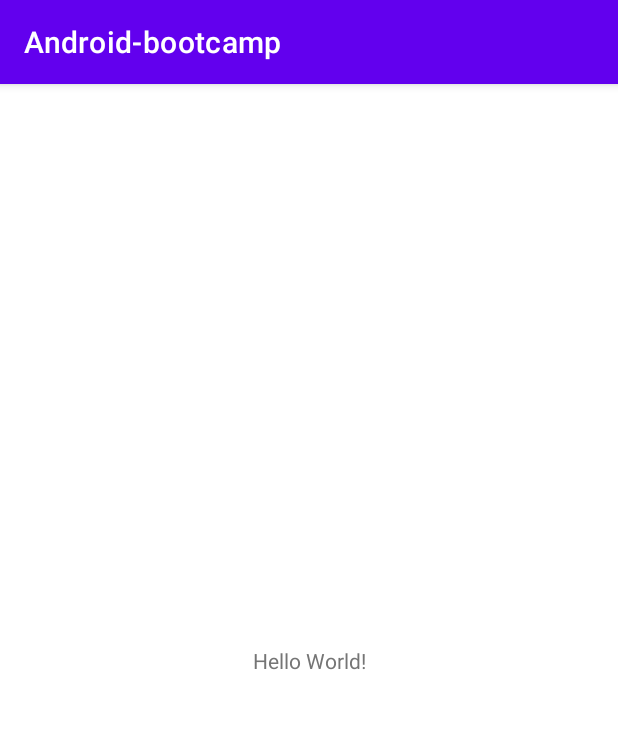
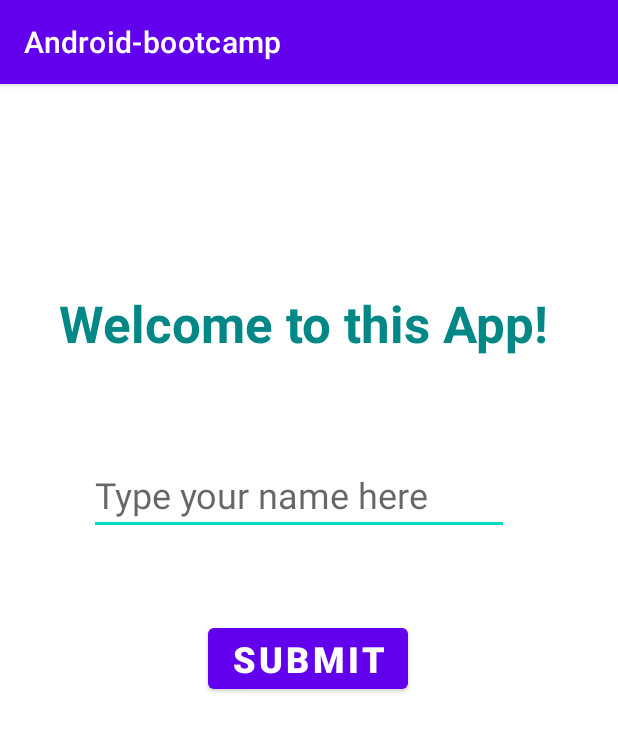
Before and after one commit to alejo128/AndroidBootcamp, an Android app: the screen it shows after launch (MainActivity), on a phone screen of 412 x 824 dp. Shown: the top 731 px of the screen. Run offline under Robolectric (Android 15) with nearby library versions, the phone set to English and light mode, and no system bars.

Commit message:
agregadas activities 1 y 2

```diff
--- a/semana3-AndroidStudio/app/src/main/AndroidManifest.xml
+++ b/semana3-AndroidStudio/app/src/main/AndroidManifest.xml
@@ -9,6 +9,9 @@
         android:roundIcon="@mipmap/ic_launcher_round"
         android:supportsRtl="true"
         android:theme="@style/Theme.Androidbootcamp">
+        <activity android:name=".SecondActivity">
+
+        </activity>
         <activity
             android:name=".MainActivity"
             android:exported="true">
--- a/semana3-AndroidStudio/app/src/main/java/com/example/android_bootcamp/MainActivity.kt
+++ b/semana3-AndroidStudio/app/src/main/java/com/example/android_bootcamp/MainActivity.kt
@@ -1,14 +1,48 @@
 package com.example.android_bootcamp
 
+import android.content.Intent
 import androidx.appcompat.app.AppCompatActivity
 import android.os.Bundle
+import android.view.View.INVISIBLE
+import android.view.View.VISIBLE
+import android.widget.Button
+import android.widget.EditText
+import android.widget.TextView
 import android.widget.Toast
 
 class MainActivity : AppCompatActivity() {
     override fun onCreate(savedInstanceState: Bundle?) {
         super.onCreate(savedInstanceState)
         setContentView(R.layout.activity_main)
-        Toast.makeText(this, "prueba toast", Toast.LENGTH_LONG).show()
+        val greetingTextView = findViewById<TextView>(R.id.tvHello)
+        val inputField = findViewById<EditText>(R.id.etName)
+        val submitButton = findViewById<Button>(R.id.btnSubmit)
+        val offersButton = findViewById<Button>(R.id.btnOffers)
+        var enteredName = ""
+        submitButton.setOnClickListener {
+            enteredName = inputField.text.toString()
+            if (enteredName == ""){
+                offersButton.visibility = INVISIBLE
+                greetingTextView.text = ""
+                Toast.makeText(
+                    this@MainActivity,
+                    "Please, enter your name!",
+                    Toast.LENGTH_SHORT
+                ).show()
+            }else {
+                val message = "Welcome $enteredName"
+                greetingTextView.text = message
+                inputField.text.clear()
+                offersButton.visibility = VISIBLE
+            }
+        }
+
+        offersButton.setOnClickListener {
+            val intent = Intent(this,SecondActivity::class.java)
+            intent.putExtra("USER",enteredName)
+            startActivity(intent)
+        }
+
 
     }
 }
--- a/semana3-AndroidStudio/app/src/main/res/layout/activity_main.xml
+++ b/semana3-AndroidStudio/app/src/main/res/layout/activity_main.xml
@@ -1,5 +1,6 @@
 <?xml version="1.0" encoding="utf-8"?>
-<androidx.constraintlayout.widget.ConstraintLayout xmlns:android="http://schemas.android.com/apk/res/android"
+<androidx.constraintlayout.widget.ConstraintLayout
+    xmlns:android="http://schemas.android.com/apk/res/android"
     xmlns:app="http://schemas.android.com/apk/res-auto"
     xmlns:tools="http://schemas.android.com/tools"
     android:layout_width="match_parent"
@@ -7,13 +8,61 @@
     tools:context=".MainActivity">
 
     <TextView
+        android:id="@+id/tvHello"
         android:layout_width="wrap_content"
         android:layout_height="wrap_content"
-        android:text="Hello World!"
-        android:textColor="#757575"
+        android:text="@string/hello_message"
+        android:textColor="@color/teal_700"
+        android:textSize="34sp"
+        android:textStyle="bold"
         app:layout_constraintBottom_toBottomOf="parent"
+        app:layout_constraintHorizontal_bias="0.461"
         app:layout_constraintLeft_toLeftOf="parent"
         app:layout_constraintRight_toRightOf="parent"
-        app:layout_constraintTop_toTopOf="parent" />
+        app:layout_constraintTop_toTopOf="parent"
+        app:layout_constraintVertical_bias="0.189" />
+
+    <EditText
+        android:id="@+id/etName"
+        android:layout_width="wrap_content"
+        android:layout_height="wrap_content"
+        android:ems="10"
+        android:hint="Type your name here"
+        android:inputType="textPersonName"
+        android:textSize="24sp"
+        app:layout_constraintBottom_toBottomOf="parent"
+        app:layout_constraintEnd_toEndOf="parent"
+        app:layout_constraintHorizontal_bias="0.452"
+        app:layout_constraintStart_toStartOf="parent"
+        app:layout_constraintTop_toTopOf="parent"
+        app:layout_constraintVertical_bias="0.346" />
+
+    <Button
+        android:id="@+id/btnSubmit"
+        android:layout_width="wrap_content"
+        android:layout_height="wrap_content"
+        android:text="Submit"
+        android:textSize="24sp"
+        android:textStyle="bold"
+        app:layout_constraintBottom_toBottomOf="parent"
+        app:layout_constraintEnd_toEndOf="parent"
+        app:layout_constraintHorizontal_bias="0.498"
+        app:layout_constraintStart_toStartOf="parent"
+        app:layout_constraintTop_toTopOf="parent"
+        app:layout_constraintVertical_bias="0.499" />
+
+    <Button
+        android:id="@+id/btnOffers"
+        android:layout_width="wrap_content"
+        android:layout_height="wrap_content"
+        android:text="View Offers"
+        android:textSize="24sp"
+        android:visibility="invisible"
+        app:layout_constraintBottom_toBottomOf="parent"
+        app:layout_constraintEnd_toEndOf="parent"
+        app:layout_constraintHorizontal_bias="0.82"
+        app:layout_constraintStart_toStartOf="parent"
+        app:layout_constraintTop_toTopOf="parent"
+        app:layout_constraintVertical_bias="0.89" />
 
 </androidx.constraintlayout.widget.ConstraintLayout>
--- a/semana3-AndroidStudio/app/src/main/res/values/strings.xml
+++ b/semana3-AndroidStudio/app/src/main/res/values/strings.xml
@@ -1,3 +1,4 @@
 <resources>
     <string name="app_name">Android-bootcamp</string>
+    <string name="hello_message">Welcome to this App!</string>
 </resources>
```
Also changed, not shown: semana3-AndroidStudio/app/src/main/java/com/example/android_bootcamp/SecondActivity.kt (added, +17 -0 lines), semana3-AndroidStudio/app/src/main/res/layout/activity_second.xml (added, +24 -0 lines).
